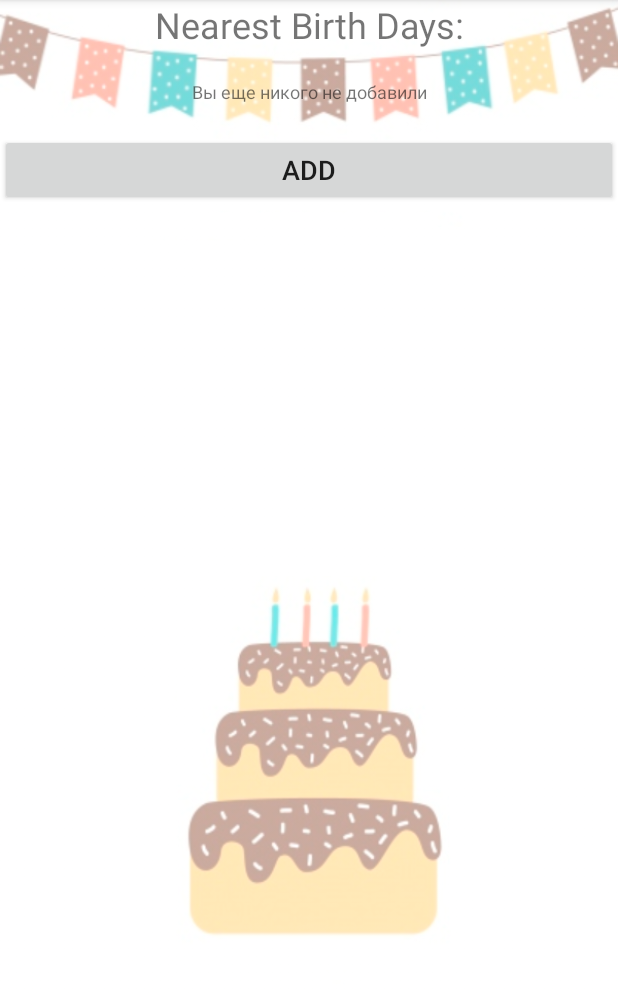
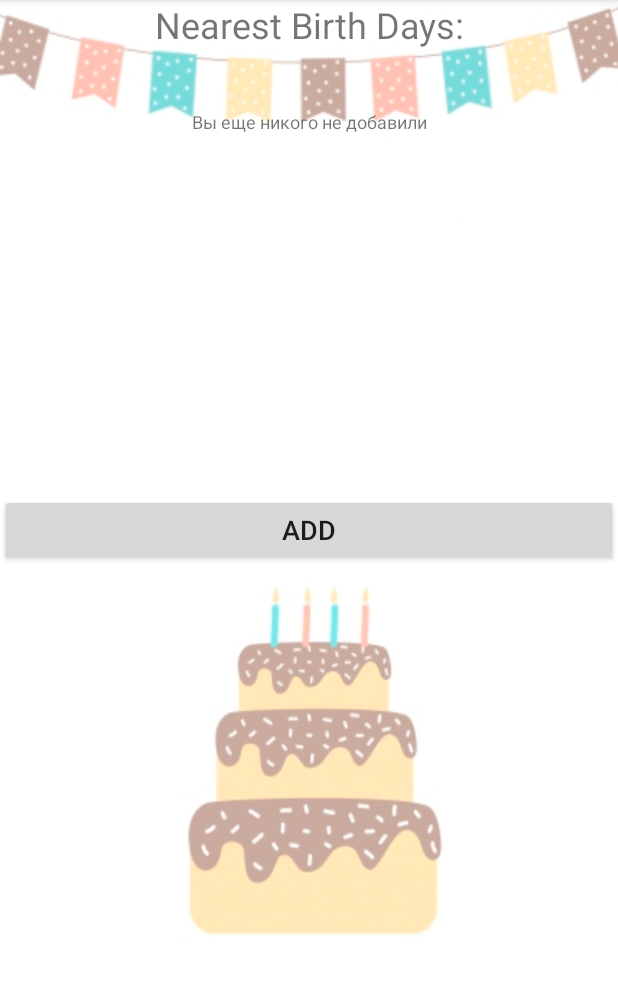
Before and after one commit to Senned-001/Android, an Android app: the screen it shows after launch (MainActivity), on a phone screen of 412 x 824 dp, the part 84-1079 px from its top. Run offline under Robolectric (Android 15) with nearby library versions, the phone set to English and light mode, and no system bars; 1 statement that could not run was skipped.

Commit message:
First commit

```diff
--- a/BirthDayReminder/app/src/main/java/android/exemple/birthdayreminder/DatabaseAdapter.java
+++ b/BirthDayReminder/app/src/main/java/android/exemple/birthdayreminder/DatabaseAdapter.java
@@ -12,7 +12,9 @@ import java.util.ArrayList;
 import java.util.Calendar;
 import java.util.Date;
 import java.util.GregorianCalendar;
+import java.util.HashMap;
 import java.util.List;
+import java.util.Map;
 
 public class DatabaseAdapter {
     private DatabaseHelper dbHelper;
@@ -62,6 +64,89 @@ public class DatabaseAdapter {
         return DatabaseUtils.queryNumEntries(database, DatabaseHelper.TABLE);
     }
 
+    public List<User> getNearestDateUsers(List<User> users, int numberOfUsers){
+        if(users.isEmpty())
+            return null;
+        List<User> result = new ArrayList<>();
+
+        for(int n = 0; n < numberOfUsers; n++) {
+            User user = users.get(0);
+            long minDate = Long.MAX_VALUE;
+
+            for (int i = 0; i < users.size(); i++) {
+                //get date with current year
+                Calendar dateFromBase = getDateBDWithCurYear(users.get(i));
+                if(dateFromBase!=null) {
+                    //if date is gone in this year - set next year
+                    if(dateFromBase.getTime().getTime() < currentDate.getTime().getTime())
+                        dateFromBase.add(Calendar.YEAR,1);
+                    //find user with min(nearest) date
+                    long s = dateFromBase.getTime().getTime() - currentDate.getTime().getTime();
+                    if (s > 0) {
+                        if (s < minDate) {
+                            minDate = s;
+                            user = users.get(i);
+                        }
+                    }
+                }
+            }
+            result.add(user);
+            users.remove(user);
+        }
+        return result;
+    }
+
+    public  Map<String, String> getAnnonce(){
+        List<User> users = getUsers();
+        List<User> usersWithBDtoday = new ArrayList<>();
+        List<User> usersWithBDtomorrow = new ArrayList<>();
+
+        Calendar tomorrow = Calendar.getInstance();
+        tomorrow.add(Calendar.DAY_OF_MONTH,1);
+
+        for (int i = 0; i < users.size(); i++) {
+            //get date with current year
+            Calendar dateFromBase = getDateBDWithCurYear(users.get(i));
+            if(dateFromBase!=null) {
+                if (dateFromBase.get(Calendar.DAY_OF_YEAR) == currentDate.get(Calendar.DAY_OF_YEAR))
+                    usersWithBDtoday.add(users.get(i));
+                if (dateFromBase.get(Calendar.DAY_OF_YEAR) == tomorrow.get(Calendar.DAY_OF_YEAR))
+                    usersWithBDtomorrow.add(users.get(i));
+            }
+        }
+
+        String mesForAnnonceToday = "";
+        if(!usersWithBDtoday.isEmpty()) {
+            mesForAnnonceToday += usersWithBDtoday.get(0).getName() + " - " + (usersWithBDtoday.get(0).getAge() + 1) + " years";
+            for (int i = 1; i<usersWithBDtoday.size(); i++) {
+                mesForAnnonceToday += ", " + usersWithBDtoday.get(i).getName() + " - " + (usersWithBDtoday.get(i).getAge() + 1) + " years";
+            }
+        }
+        String mesForAnnonceTomorrow = "";
+        if(!usersWithBDtomorrow.isEmpty())
+            mesForAnnonceTomorrow += usersWithBDtomorrow.get(0).getName() + " - " + (usersWithBDtomorrow.get(0).getAge() + 1) + " years";
+        for (int i = 1; i<usersWithBDtomorrow.size(); i++) {
+            mesForAnnonceTomorrow += ", " + usersWithBDtomorrow.get(i).getName() + " - " + (usersWithBDtomorrow.get(i).getAge() + 1) + " years";
+        }
+        if(mesForAnnonceToday==""&&mesForAnnonceTomorrow=="")
+            return null;
+        Map<String, String> messageForAnnonce = new HashMap<>();
+        messageForAnnonce.put("today",mesForAnnonceToday);
+        messageForAnnonce.put("tomorrow",mesForAnnonceTomorrow);
+        return messageForAnnonce;
+    }
+
+    private Calendar getDateBDWithCurYear(User user){
+        Calendar dateFromBase = new GregorianCalendar();
+        try {
+            dateFromBase.setTime(df.parse(user.getDay() + "." + user.getMonth() + "." + currentDate.get(Calendar.YEAR)));
+        } catch (ParseException e) {
+            return null;
+        }
+        return dateFromBase;
+    }
+
+    //CRUD operations
     public User getUser(long id){
         User user = null;
         String query = String.format("SELECT * FROM %s WHERE %s=?",DatabaseHelper.TABLE, DatabaseHelper.COLUMN_ID);
@@ -75,52 +160,6 @@ public class DatabaseAdapter {
         }
         cursor.close();
         return  user;
-    }
-
-    public List<User> getNearestDateUsers(List<User> users, int numberOfUsers){
-        if(users.isEmpty())
-            return null;
-        List<User> result = new ArrayList<>();
-
-        for(int n = 0; n < numberOfUsers; n++) {
-            User user = users.get(0);
-            long minDate = Long.MAX_VALUE;
-
-            for (int i = 0; i < users.size(); i++) {
-                Calendar dateFromBase = new GregorianCalendar();
-                //get date from base with current year
-                try {
-                    dateFromBase.setTime(df.parse(users.get(i).getDay() + "." + users.get(i).getMonth() + "." + currentDate.get(Calendar.YEAR)));
-                } catch (ParseException e) {
-                    return null;
-                }
-                //if date is gone in this year - set next year
-                if(dateFromBase.getTime().getTime() < currentDate.getTime().getTime())
-                    dateFromBase.add(Calendar.YEAR,1);
-                //find user with min(nearest) date
-                long s = dateFromBase.getTime().getTime() - currentDate.getTime().getTime();
-                if (s > 0) {
-                    if (s < minDate) {
-                        minDate = s;
-                        user = users.get(i);
-                    }
-                }
-            }
-            result.add(user);
-            users.remove(user);
-        }
-        return result;
-    }
-
-    private String setAnnonce(){
-        List<User> users = getUsers();
-        String messageForAnnonce = null;
-        Calendar tomorrow = Calendar.getInstance();
-        tomorrow.add(Calendar.DAY_OF_MONTH,1);
-        for(User user:users){
-
-        }
-        return messageForAnnonce;
     }
 
     public long insert(User user){
--- a/BirthDayReminder/app/src/main/java/android/exemple/birthdayreminder/MainActivity.java
+++ b/BirthDayReminder/app/src/main/java/android/exemple/birthdayreminder/MainActivity.java
@@ -16,6 +16,7 @@ import android.widget.SimpleCursorAdapter;
 import android.widget.TextView;
 
 import java.util.List;
+import java.util.Map;
 
 public class MainActivity extends AppCompatActivity {
 
@@ -23,19 +24,69 @@ public class MainActivity extends AppCompatActivity {
     protected void onCreate(Bundle savedInstanceState) {
         super.onCreate(savedInstanceState);
         setContentView(R.layout.activity_main);
+    }
+
+    @Override
+    protected void onResume() {
+        super.onResume();
+
+        //open adapter for work with DB
         DatabaseAdapter adapter = new DatabaseAdapter(this);
         adapter.open();
+
+        //Output 3 nearest BD from base
+        displayListofNearestBD(adapter);
+
+        //Output BD today or tomorrow if exist
+        displayTodayOrTomorrowBD(adapter);
+
+        adapter.close();
+    }
+
+    private void displayListofNearestBD (DatabaseAdapter adapter){
         List<User> nearestUsers = adapter.getNearestDateUsers(adapter.getUsers(),3);
         if(nearestUsers!=null) {
+            //hide notification on mainActivity
             TextView note1 = (TextView) findViewById(R.id.notification1);
             note1.setPadding(0,0,0,0);
             note1.setVisibility(View.INVISIBLE);
+
             ArrayAdapter<User> arrayAdapter = new UserAdapter(this, R.layout.list_layout, nearestUsers);
             ListView listView = (ListView) findViewById(R.id.list_main);
             listView.setAdapter(arrayAdapter);
         }
-        adapter.close();
+    }
 
+    private void displayTodayOrTomorrowBD(DatabaseAdapter adapter) {
+        Map<String, String> annonceText = adapter.getAnnonce();
+        TextView annonceTodayTitle = (TextView) findViewById(R.id.annonceTodayTitle);
+        TextView annonceToday = (TextView) findViewById(R.id.annonceToday);
+        TextView annonceTomorrowTitle = (TextView) findViewById(R.id.annonceTomorrowTitle);
+        TextView annonceTomorrow = (TextView) findViewById(R.id.annonceTomorrow);
+        if(annonceText!=null) {
+            if (annonceText.containsKey("today")) {
+                annonceTodayTitle.setText("Today celebrate their Birthdays:");
+                annonceToday.setText(annonceText.get("today"));
+            } else {
+                annonceTodayTitle.setText("");
+                annonceTodayTitle.setVisibility(View.INVISIBLE);
+                annonceToday.setVisibility(View.INVISIBLE);
+            }
+            if (annonceText.containsKey("tomorrow")) {
+                annonceTomorrowTitle.setText("Tomorrow celebrate their Birthdays:");
+                annonceTomorrow.setText(annonceText.get("tomorrow"));
+            } else {
+                annonceTomorrowTitle.setText("");
+                annonceTomorrowTitle.setVisibility(View.INVISIBLE);
+                annonceTomorrow.setVisibility(View.INVISIBLE);
+            }
+        }
+        else{
+            annonceTodayTitle.setVisibility(View.INVISIBLE);
+            annonceToday.setVisibility(View.INVISIBLE);
+            annonceTomorrowTitle.setVisibility(View.INVISIBLE);
+            annonceTomorrow.setVisibility(View.INVISIBLE);
+        }
     }
 
     public void add(View view){
@@ -43,6 +94,7 @@ public class MainActivity extends AppCompatActivity {
         startActivity(intent);
     }
 
+    //Create menu
     @Override
     public boolean onCreateOptionsMenu(Menu menu) {
         super.onCreateOptionsMenu(menu);
--- a/BirthDayReminder/app/src/main/res/layout/activity_main.xml
+++ b/BirthDayReminder/app/src/main/res/layout/activity_main.xml
@@ -17,12 +17,12 @@
         android:layout_height="wrap_content"
         android:text="Вы еще никого не добавили"
         android:textSize="12sp"
-        android:padding="20dp"
+        android:padding="40dp"
         android:gravity="center_horizontal"/>
     <ListView
         android:id="@+id/list_main"
         android:layout_width="match_parent"
-        android:layout_height="wrap_content"
+        android:layout_height="200dp"
         android:divider="@null" />
     <Button
         android:layout_width="match_parent"
@@ -32,10 +32,31 @@
         android:textSize="18dp"
         android:layout_gravity="end"/>
     <TextView
-        android:id="@+id/annonce"
+        android:id="@+id/annonceTodayTitle"
         android:layout_width="match_parent"
         android:layout_height="wrap_content"
-        android:textSize="12sp"
+        android:textSize="22sp"
+        android:gravity="center_horizontal"
+        />
+    <TextView
+        android:id="@+id/annonceToday"
+        android:layout_width="match_parent"
+        android:layout_height="wrap_content"
+        android:textSize="20sp"
+        android:padding="20dp"
+        android:gravity="center_horizontal"/>
+    <TextView
+        android:id="@+id/annonceTomorrowTitle"
+        android:layout_width="match_parent"
+        android:layout_height="wrap_content"
+        android:textSize="21sp"
+        android:gravity="center_horizontal"
+        />
+    <TextView
+        android:id="@+id/annonceTomorrow"
+        android:layout_width="match_parent"
+        android:layout_height="wrap_content"
+        android:textSize="20sp"
         android:padding="20dp"
         android:gravity="center_horizontal"/>
 </LinearLayout>
```
